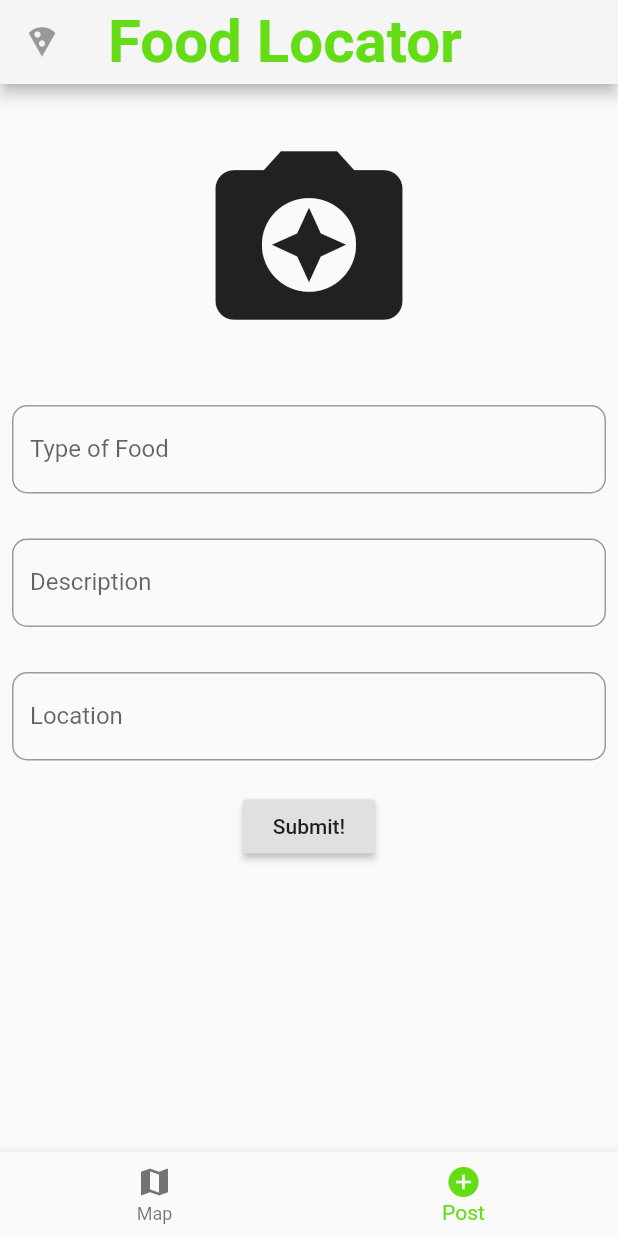
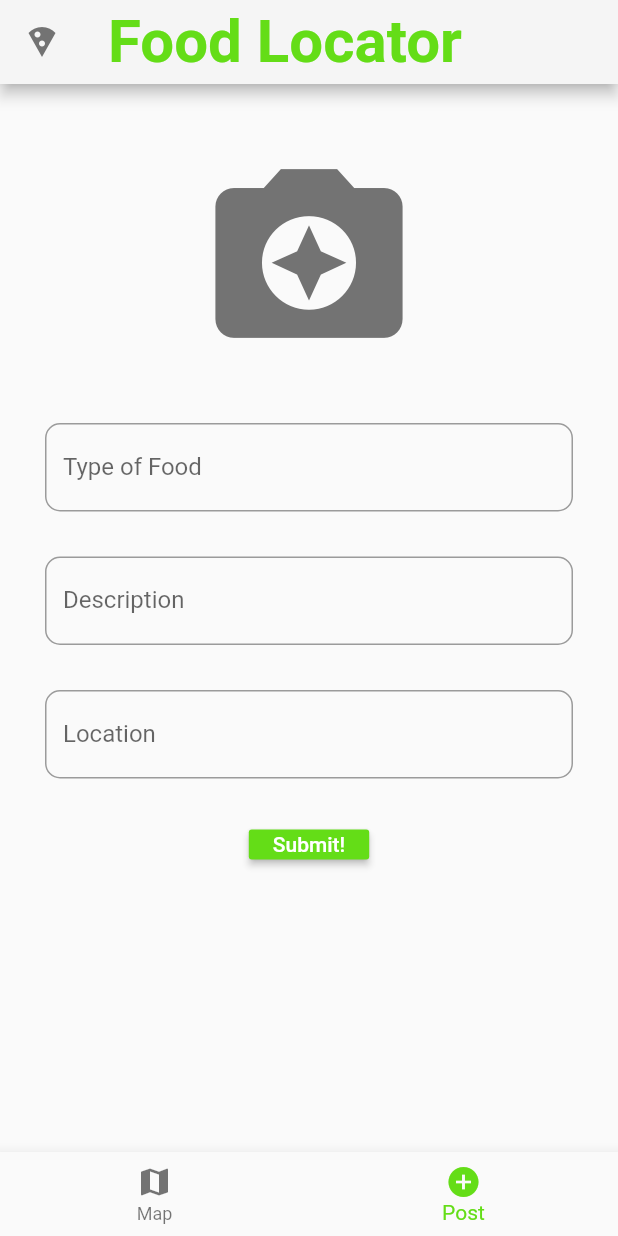
Before and after one commit to rickyhsu0101/lahacks2019, a Flutter app: the screen it shows after launch, item 2 of the bottom bar chosen, on a phone screen of 412 x 824 dp. Run offline on Flutter 3.47's test engine with Material 2 defaults, Android fonts, the phone set to English and light mode, and no system bars; our stand-ins replace google_maps_flutter, location.

Commit message:
Add colors

```diff
--- a/lib/main.dart
+++ b/lib/main.dart
@@ -33,13 +33,18 @@ class _MyAppState extends State<MyApp> {
   @override
   Widget build(BuildContext context) {
     return MaterialApp(
+      theme: new ThemeData(
+      primaryColor: Color(0xff64dd17),
+      ),
       home: Scaffold(
         appBar: AppBar(
           brightness: Brightness.light,
           leading: Builder(
             builder: (BuildContext context) {
               return IconButton(
-                icon: Icon(Icons.local_pizza)
+                icon: Icon(Icons.local_pizza),
+                disabledColor: Color(0xff737373),
+                onPressed: null
               );
             },
           ),
--- a/lib/postFood.dart
+++ b/lib/postFood.dart
@@ -18,16 +18,16 @@ class _PostFoodState extends State<PostFood>{
   @override
   Widget build(BuildContext context) {
     return new ListView(
-      padding: EdgeInsets.all(8.0),
+      padding: EdgeInsets.all(30.0),
       children: <Widget>[new Form(
         key: _formKey,
         child: Column(
           children: <Widget>[
-            const SizedBox(height: 10.0), //camera icon
             IconButton(
               icon: Icon(Icons.camera_enhance),
               iconSize: 150.0,
               tooltip: 'Take picture',
+              color: Color(0xff737373),
               onPressed: (){
                 setState(() {
                   //photo handling
@@ -39,7 +39,7 @@ class _PostFoodState extends State<PostFood>{
               decoration: new InputDecoration(
                 labelText: "Type of Food",
                 border: OutlineInputBorder(
-                  borderSide: BorderSide(width: 40.0, color: Colors.blue),
+                  borderSide: BorderSide(width: 40.0),
                   borderRadius: BorderRadius.all(
                     Radius.circular(10.0),
                   ),
@@ -53,9 +53,9 @@ class _PostFoodState extends State<PostFood>{
             TextFormField(
               decoration: new InputDecoration(
                 labelText: "Description",
-                border: OutlineInputBorder(
-                  borderSide: BorderSide(width: 40.0, color: Colors.blue),
-                  borderRadius: BorderRadius.all(
+                border: const OutlineInputBorder(
+                  borderSide: const BorderSide(width: 40.0),
+                  borderRadius: const BorderRadius.all(
                     Radius.circular(10.0),
                   ),
                 ),
@@ -68,9 +68,9 @@ class _PostFoodState extends State<PostFood>{
             TextFormField(
               decoration: new InputDecoration(
                 labelText: "Location",
-                border: OutlineInputBorder(
-                  borderSide: BorderSide(width: 40.0, color: Colors.blue),
-                  borderRadius: BorderRadius.all(
+                border: const OutlineInputBorder(
+                  borderSide: const BorderSide(width: 40.0),
+                  borderRadius: const BorderRadius.all(
                     Radius.circular(10.0),
                   ),
                 ),
@@ -80,9 +80,15 @@ class _PostFoodState extends State<PostFood>{
               }
             ),
             const SizedBox(height: 20.0),
-            RaisedButton(
-              onPressed: submit,
-              child: const Text('Submit!'),
+            ButtonTheme(
+              minWidth: 20.0,
+              height: 20.0,
+              child: RaisedButton(
+                child: const Text('Submit!'),
+                color: const Color(0xff64dd17),
+                onPressed: submit,
+                textColor: Colors.white,
+              ),
             ),
           ]
         )
```
